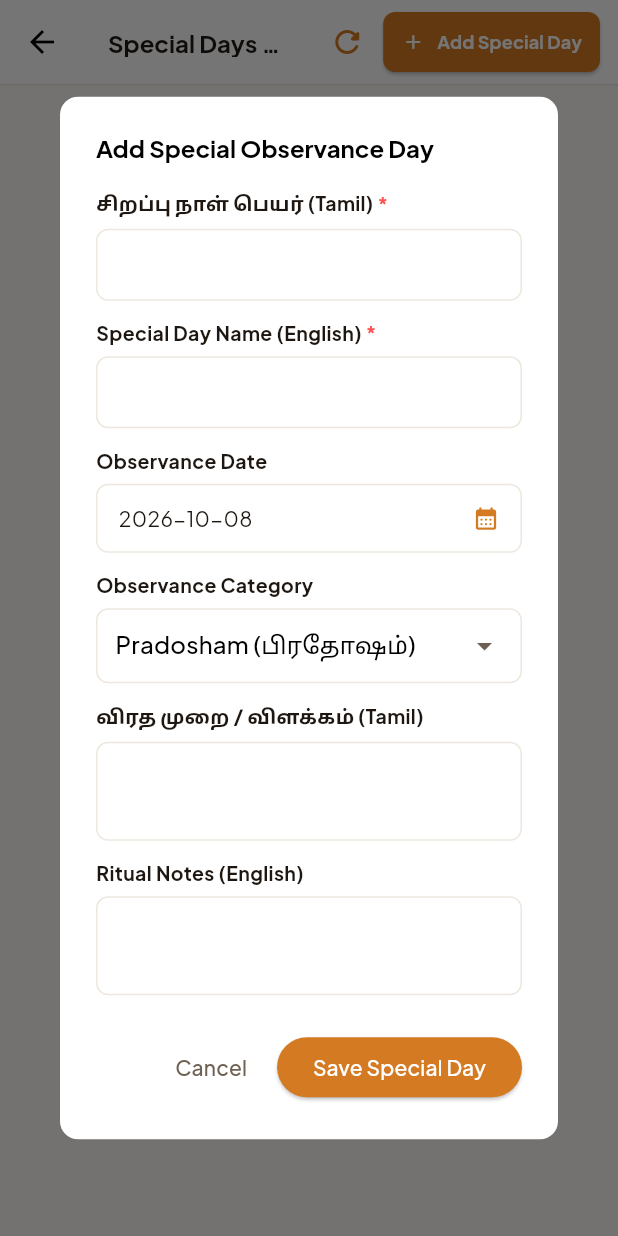
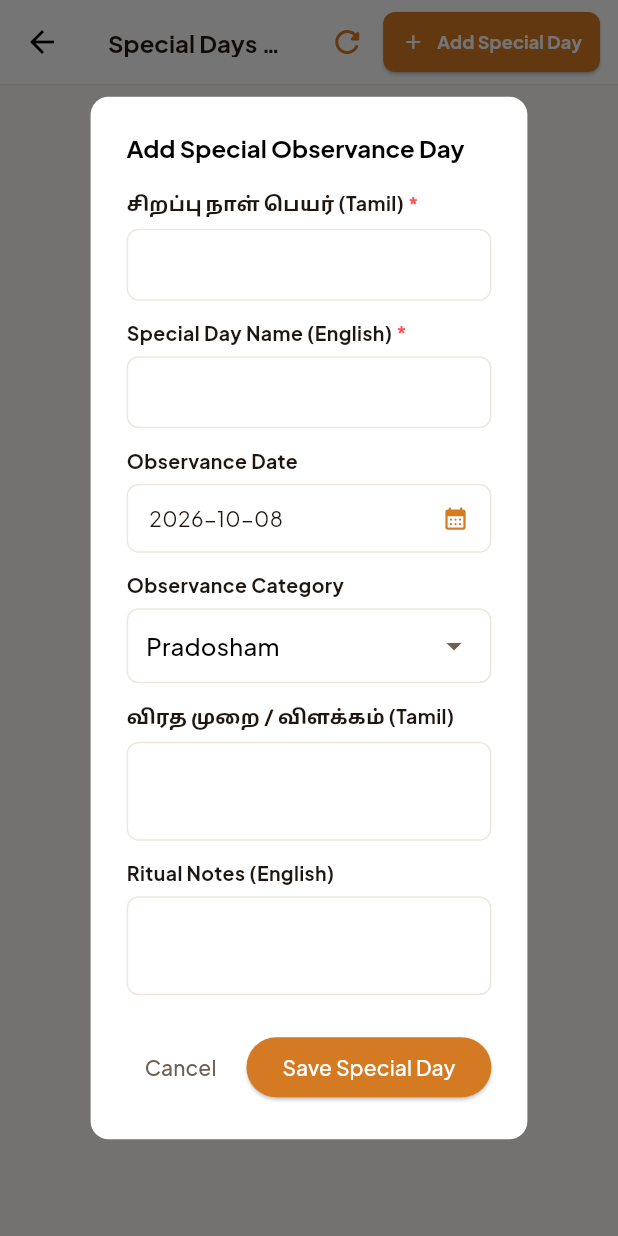
Before and after one commit to thevishwakumar/TNT-Tamil-Calendar, a Flutter app: the AdminSpecialDaysScreen screen opened directly, after a tap on "Add Special Day", on a phone screen of 412 x 824 dp. Run offline on Flutter 3.47's test engine with Material 3 defaults, Android fonts, the phone set to English and light mode, and no system bars; our stand-ins replace flutter_dotenv, google_fonts, permission_handler, shared_preferences, supabase_flutter; accounts and stored records are empty; network calls fail.

Commit message:
Fix DropdownButton crash on Edit in Festivals and Special Days

```diff
--- a/lib/features/admin/special_days_management/admin_special_days_screen.dart
+++ b/lib/features/admin/special_days_management/admin_special_days_screen.dart
@@ -73,16 +73,17 @@
                   AdminDropdown<String>(
                     label: 'Observance Category',
                     value: category,
-                    items: const [
-                      DropdownMenuItem(value: 'Amavasai', child: Text('Amavasai (அமாவாசை)')),
-                      DropdownMenuItem(value: 'Pournami', child: Text('Pournami (பௌர்ணமி)')),
-                      DropdownMenuItem(value: 'Pradosham', child: Text('Pradosham (பிரதோஷம்)')),
-                      DropdownMenuItem(value: 'Ekadashi', child: Text('Ekadashi (ஏகாதசி)')),
-                      DropdownMenuItem(value: 'Sashti', child: Text('Sashti (சஷ்டி)')),
-                      DropdownMenuItem(value: 'Sankatahara Chaturthi', child: Text('Sankatahara Chaturthi (சங்கடஹர சதுர்த்தி)')),
-                      DropdownMenuItem(value: 'Krithigai', child: Text('Krithigai (கிருத்திகை)')),
-                      DropdownMenuItem(value: 'Government Holiday', child: Text('Government Holiday (அரசு விடுமுறை)')),
-                    ],
+                    items: {
+                      'Amavasai',
+                      'Pournami',
+                      'Pradosham',
+                      'Ekadashi',
+                      'Sashti',
+                      'Sankatahara Chaturthi',
+                      'Krithigai',
+                      'Government Holiday',
+                      category
+                    }.map((c) => DropdownMenuItem(value: c, child: Text(c))).toList(),
                     onChanged: (val) {
                       if (val != null) setDialogState(() => category = val);
                     },
```
Also changed, not shown: lib/features/admin/festivals_management/admin_festivals_screen.dart (+8 -6 lines).
